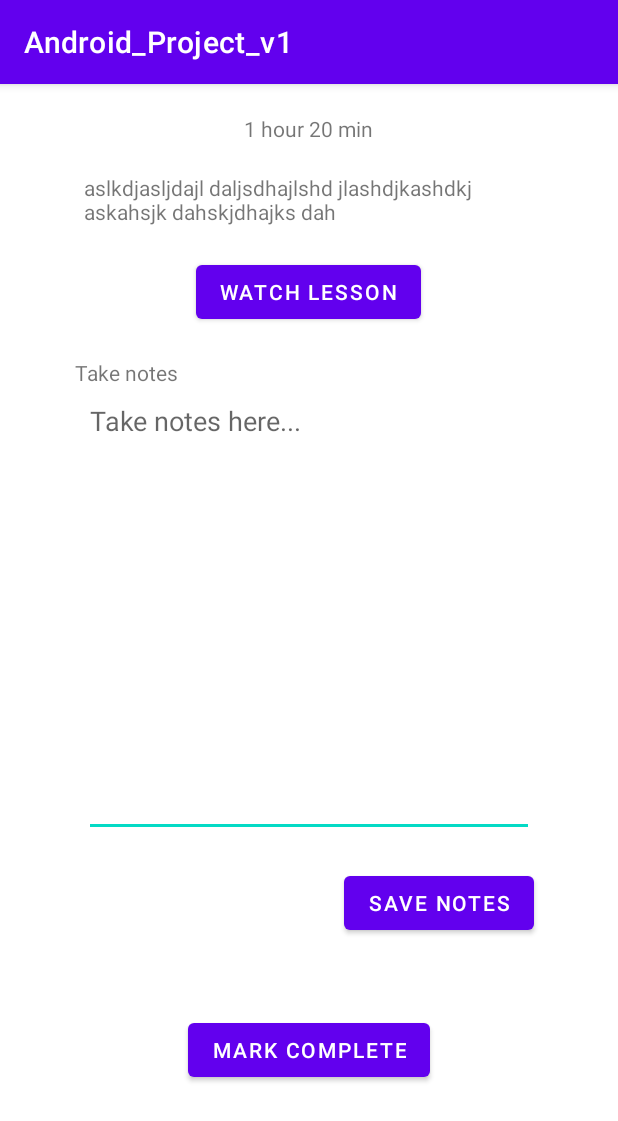
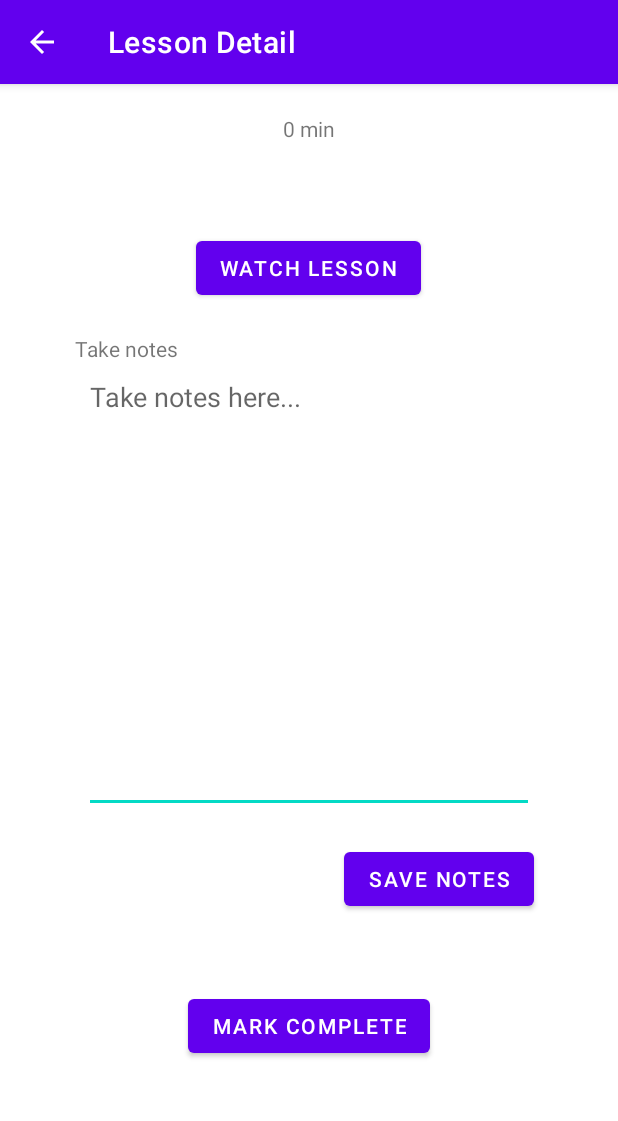
Before and after one commit to ismailgok33/GBC_Android_Project_v1, an Android app: the LessonDetailActivity screen opened directly, with no data from a screen before it, on a phone screen of 412 x 824 dp. Shown: the top 1121 px of the screen. Run offline under Robolectric (Android 15) with nearby library versions, the phone set to English and light mode, and no system bars.

Commit message:
Sending data using intents

```diff
--- a/app/src/main/AndroidManifest.xml
+++ b/app/src/main/AndroidManifest.xml
@@ -11,7 +11,9 @@
         android:theme="@style/Theme.Android_Project_v1">
         <activity
             android:name=".LessonDetailActivity"
-            android:exported="false" />
+            android:exported="false"
+            android:parentActivityName=".LessonListActivity"
+            android:label="Lesson Detail"/>
         <activity
             android:name=".LessonListActivity"
             android:exported="false"
--- a/app/src/main/java/com/example/android_project_v1/LessonDetailActivity.java
+++ b/app/src/main/java/com/example/android_project_v1/LessonDetailActivity.java
@@ -3,12 +3,37 @@ package com.example.android_project_v1;
 import androidx.appcompat.app.AppCompatActivity;
 
 import android.os.Bundle;
+import android.util.Log;
+import android.widget.TextView;
 
 public class LessonDetailActivity extends AppCompatActivity {
+
+    TextView lessonDetailTextView;
+    TextView lessonLengthTextView;
 
     @Override
     protected void onCreate(Bundle savedInstanceState) {
         super.onCreate(savedInstanceState);
         setContentView(R.layout.activity_lesson_detail);
+
+        configure();
+    }
+
+    private void configure() {
+        lessonDetailTextView = findViewById(R.id.textview_lesson_detail);
+        lessonLengthTextView = findViewById(R.id.textview_lesson_length);
+
+        Lesson lesson = getLessonInfo();
+        lessonDetailTextView.setText(lesson.name);
+        lessonLengthTextView.setText(lesson.lengthConverter(lesson.length));
+
+    }
+
+    private Lesson getLessonInfo() {
+        String name = getIntent().getStringExtra("LessonName");
+        int length = getIntent().getIntExtra("LessonLength", 0);
+        boolean isCompleted = getIntent().getBooleanExtra("lessonCompleted", false);
+
+        return new Lesson(name, length, isCompleted);
     }
 }
```
Also changed, not shown: app/src/main/java/com/example/android_project_v1/LessonListActivity.java (+19 -0 lines), 1 other file.
